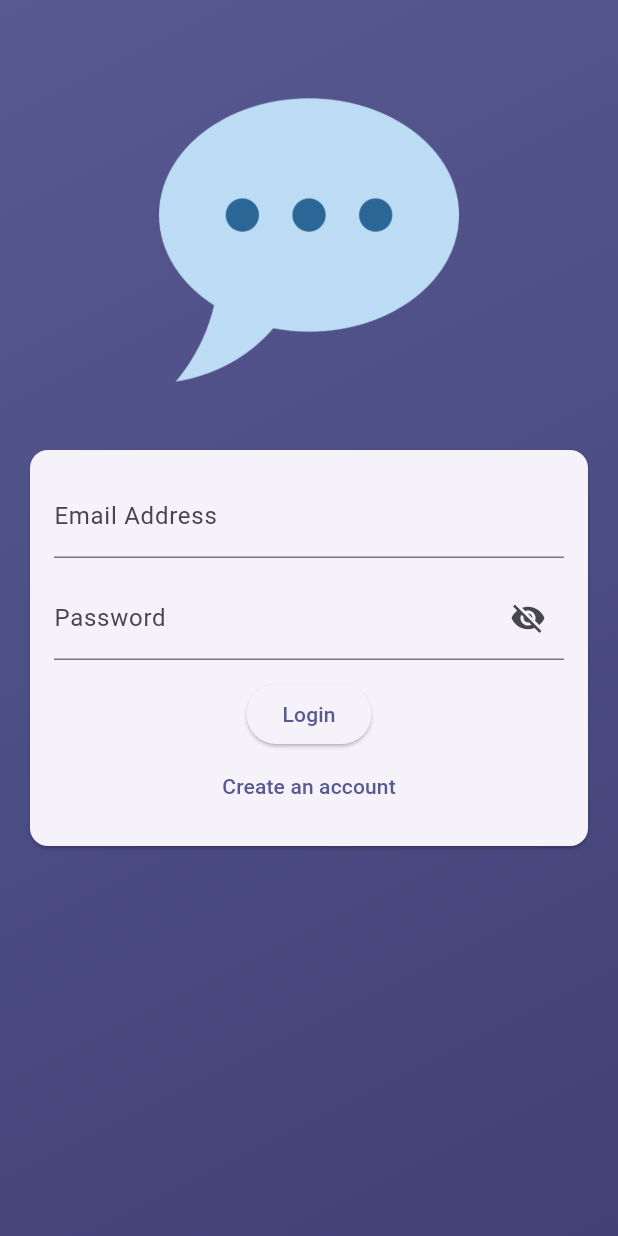
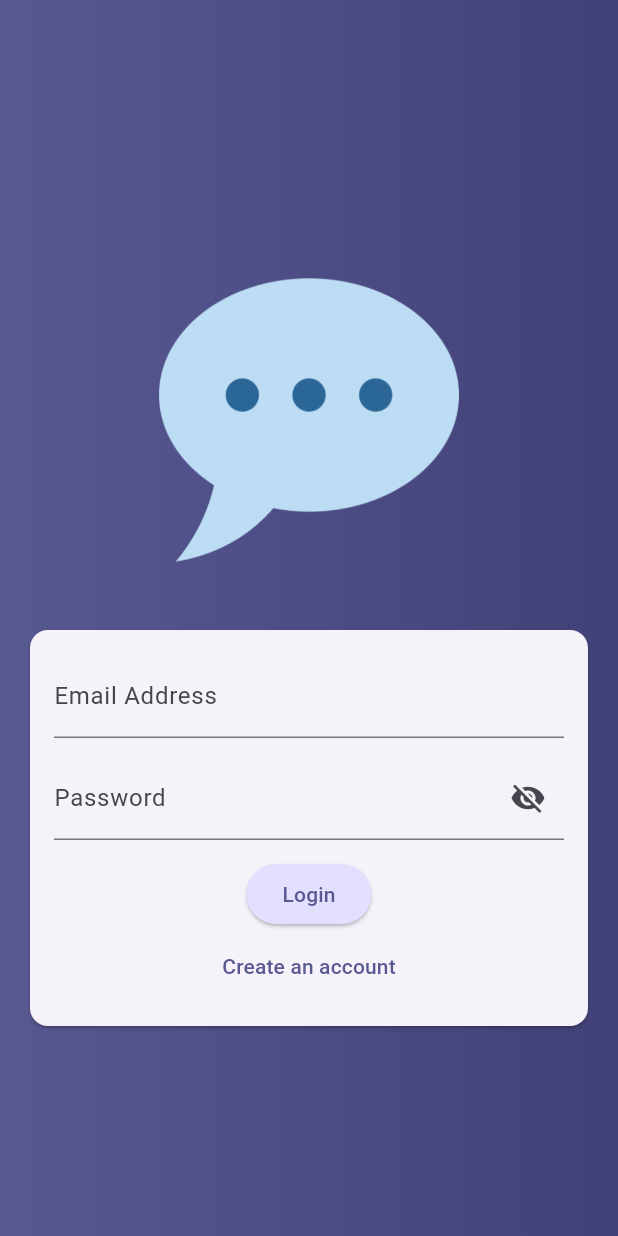
Before and after one commit to NavidZamanKhan/Echo, a Flutter app: the screen it shows after launch, on a phone screen of 412 x 824 dp. Run offline on Flutter 3.47's test engine with Material 3 defaults, Android fonts, the phone set to English and light mode, and no system bars.

Commit message:
Implement authentication screen UI with email and password fields, login/signup toggle, and password visibility toggle

```diff
--- a/lib/screens/auth.dart
+++ b/lib/screens/auth.dart
@@ -25,10 +25,11 @@ class _AuthScreenState extends State<AuthScreen> {
               Theme.of(context).colorScheme.primary,
               Theme.of(context).colorScheme.onPrimaryContainer,
             ],
-            begin: Alignment.topLeft,
-            end: Alignment.bottomRight,
+            // begin: Alignment.topLeft,
+            // end: Alignment.bottomRight,
           ),
         ),
+        child: Center(
           child: SingleChildScrollView(
             child: Column(
               children: [
@@ -49,6 +50,7 @@ class _AuthScreenState extends State<AuthScreen> {
                       padding: const EdgeInsets.all(16),
                       child: Form(
                         child: Column(
+                          mainAxisSize: MainAxisSize.min,
                           children: [
                             TextFormField(
                               decoration: InputDecoration(
@@ -86,12 +88,18 @@ class _AuthScreenState extends State<AuthScreen> {
                               keyboardType: TextInputType.visiblePassword,
                               obscureText: _obscurePassword,
                               autocorrect: false,
-                            validator: (value) =>
-                                value!.isEmpty ? "Password is required" : null,
+                              validator: (value) => value!.isEmpty
+                                  ? "Password is required"
+                                  : null,
                             ),
                             const SizedBox(height: 12),
                             ElevatedButton(
                               onPressed: () {},
+                              style: ElevatedButton.styleFrom(
+                                backgroundColor: Theme.of(
+                                  context,
+                                ).colorScheme.primaryContainer,
+                              ),
                               child: Text(_isLogin ? "Login" : "Signup"),
                             ),
                             TextButton(
@@ -116,6 +124,7 @@ class _AuthScreenState extends State<AuthScreen> {
             ),
           ),
         ),
+      ),
     );
   }
 }
```
Lines whose indentation alone changed are shown as unchanged.
